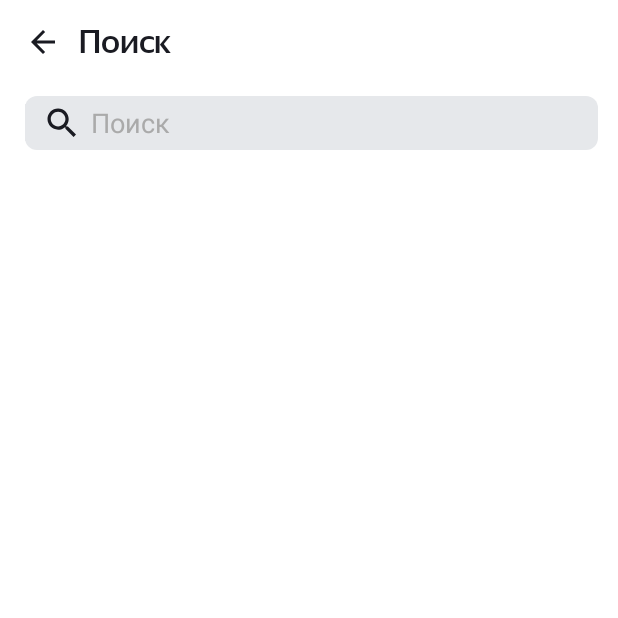
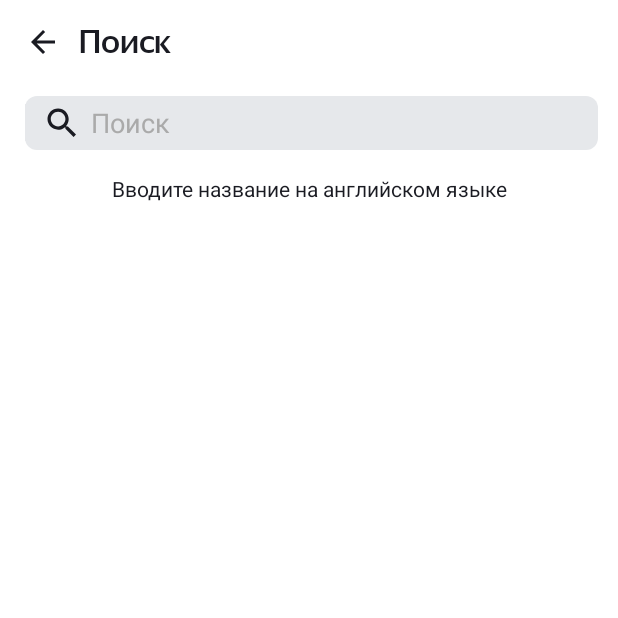
Before and after one commit to DevilReina/PlaylistMaker, an Android app: the screen it shows after launch (SearchActivity), after a tap on "Поиск", on a phone screen of 412 x 824 dp, the top half of it. Run offline under Robolectric (Android 15) with nearby library versions, the phone set to English and light mode, and no system bars.

Commit message:
12 спринт

```diff
--- a/app/src/main/AndroidManifest.xml
+++ b/app/src/main/AndroidManifest.xml
@@ -3,6 +3,7 @@
     xmlns:tools="http://schemas.android.com/tools">
     <uses-permission android:name="android.permission.INTERNET" />
     <application
+        android:name=".App"
         android:allowBackup="true"
         android:dataExtractionRules="@xml/data_extraction_rules"
         android:fullBackupContent="@xml/backup_rules"
--- /dev/null
+++ b/app/src/main/java/com/example/playlistmaker/App.kt
@@ -0,0 +1,44 @@
+package com.example.playlistmaker
+
+import android.app.Application
+import androidx.appcompat.app.AppCompatDelegate
+
+class App:Application() {
+
+    companion object {
+        private const val PREFS_NAME = "THEME_PREFS"
+        private const val DARK_THEME_KEY = "DARK_THEME"
+    }
+
+    var darkTheme = false
+
+    override fun onCreate() {
+        super.onCreate()
+        darkTheme = loadTheme()
+        switchTheme(darkTheme)
+    }
+
+    fun switchTheme(darkThemeEnabled: Boolean) {
+        darkTheme = darkThemeEnabled
+        AppCompatDelegate.setDefaultNightMode(
+            if (darkThemeEnabled) {
+                AppCompatDelegate.MODE_NIGHT_YES
+            } else {
+                AppCompatDelegate.MODE_NIGHT_NO
+            }
+        )
+        saveTheme(darkThemeEnabled)
+    }
+
+    private fun loadTheme(): Boolean {
+        val sharedPreferences = getSharedPreferences(PREFS_NAME, MODE_PRIVATE)
+        return sharedPreferences.getBoolean(DARK_THEME_KEY, false)
+    }
+
+    private fun saveTheme(darkThemeEnabled: Boolean) {
+        val sharedPreferences = getSharedPreferences(PREFS_NAME, MODE_PRIVATE)
+        sharedPreferences.edit()
+            .putBoolean(DARK_THEME_KEY, darkThemeEnabled)
+            .apply()
+    }
+}
--- a/app/src/main/java/com/example/playlistmaker/SearchActivity.kt
+++ b/app/src/main/java/com/example/playlistmaker/SearchActivity.kt
@@ -25,12 +25,19 @@ import retrofit2.converter.gson.GsonConverterFactory
 
 class SearchActivity : AppCompatActivity() {
     private lateinit var searchEditText: EditText
+    private lateinit var hintMessage: TextView
     private lateinit var clearButton: ImageButton
     private lateinit var recyclerView: RecyclerView
     private lateinit var errorImage: ImageView
     private lateinit var errorText: TextView
     private lateinit var errorLayout: LinearLayout
     private lateinit var retryButton: TextView
+    private lateinit var searchHistory: SearchHistory
+    private lateinit var searchHistoryTitle: TextView
+    private lateinit var clearHistoryButton: TextView
+    private lateinit var searchHistoryAdapter: TrackAdapter
+    private val emptyList: MutableList<Track> = mutableListOf()
+
     private var tracks: MutableList<Track>? = mutableListOf()
     private var searchText: String = ""
 
@@ -41,20 +48,45 @@ class SearchActivity : AppCompatActivity() {
         super.onCreate(savedInstanceState)
         setContentView(R.layout.activity_search)
 
+        searchHistory = SearchHistory(getSharedPreferences("SEARCH_PREFS", MODE_PRIVATE))
+
         val backButton = findViewById<View>(R.id.back)
         backButton.setOnClickListener {
             onBackPressedDispatcher.onBackPressed()
         }
 
-        searchEditText = findViewById(R.id.searchEditText)
+
         clearButton = findViewById(R.id.clearButton)
         errorImage = findViewById(R.id.errorImage)
         errorText = findViewById(R.id.errorText)
         errorLayout = findViewById(R.id.errorLayout)
         retryButton = findViewById(R.id.retryButton)
+        recyclerView = findViewById(R.id.recyclerView)
 
+        searchEditText = findViewById(R.id.searchEditText)
+        hintMessage = findViewById(R.id.searchHint)
+        searchHistoryTitle = findViewById(R.id.searchHistoryTitle)
+        clearHistoryButton = findViewById(R.id.clearHistoryButton)
 
-        recyclerView = findViewById(R.id.recyclerView)
+        searchEditText.setOnFocusChangeListener { view, hasFocus ->
+            hintMessage.visibility = if (hasFocus && searchEditText.text.isEmpty()) View.VISIBLE else View.GONE
+            val historyState = hasFocus && searchEditText.text.isEmpty()
+            showHistory(historyState)
+        }
+
+        searchEditText.addTextChangedListener(object : TextWatcher {
+            override fun beforeTextChanged(p0: CharSequence?, p1: Int, p2: Int, p3: Int) {
+            }
+
+            override fun onTextChanged(p0: CharSequence?, p1: Int, p2: Int, p3: Int) {
+                hintMessage.visibility = if (searchEditText.hasFocus() && p0?.isEmpty() == true) View.VISIBLE else View.GONE
+                val historyState = searchEditText.hasFocus() && searchEditText.text.isEmpty()
+                showHistory(historyState)
+            }
+
+            override fun afterTextChanged(p0: Editable?) {
+            }
+        })
 
         clearButton.setOnClickListener {
             searchEditText.text.clear()
@@ -63,6 +95,7 @@ class SearchActivity : AppCompatActivity() {
             searchEditText.clearFocus()
             clearAdapter()
             clearError()
+            hideHistory(false)
         }
 
         searchEditText.addTextChangedListener(object : TextWatcher {
@@ -112,6 +145,30 @@ class SearchActivity : AppCompatActivity() {
             .build()
 
         api = retrofit.create(ApiService::class.java)
+
+        setupRecyclerView()
+        updateSearchHistory()
+        showHistory(false)
+
+        clearHistoryButton.setOnClickListener {
+            searchHistory.clearHistory()
+            updateSearchHistory()
+            showHistory(false)
+            searchEditText.clearFocus()
+        }
+    }
+
+    private fun setupRecyclerView() {
+        searchHistoryAdapter = TrackAdapter(emptyList()) { track ->
+            onTrackClick(track)
+        }
+        recyclerView.layoutManager = LinearLayoutManager(this)
+        recyclerView.adapter = searchHistoryAdapter
+    }
+
+    private fun onTrackClick(track: Track) {
+        searchHistory.saveTrack(track)
+        updateSearchHistory()
     }
 
     private fun performSearch(query: String) {
@@ -119,7 +176,9 @@ class SearchActivity : AppCompatActivity() {
             override fun onResponse(call: Call<TrackResponse>, response: Response<TrackResponse>) {
                 if (response.isSuccessful && response.body()?.resultCount ?: 0 > 0) {
                     tracks = response.body()?.results
-                    recyclerView?.adapter = TrackAdapter(tracks!!)
+                    recyclerView?.adapter = TrackAdapter(tracks!!){ track ->
+                        onTrackClick(track)
+                    }
                     clearError()
                 } else {
                     showNotFoundError()
@@ -133,6 +192,11 @@ class SearchActivity : AppCompatActivity() {
         })
     }
 
+
+    private fun updateSearchHistory() {
+        val history = searchHistory.getHistory()
+        searchHistoryAdapter.updateTracks(history)
+    }
 
 
     private fun showNotFoundError(){
@@ -153,6 +217,20 @@ class SearchActivity : AppCompatActivity() {
         errorImage.setImageResource(R.drawable.error_internet)
     }
 
+    private fun showHistory(state: Boolean) {
+        if (state) {
+            hideHistory(true)
+            setupRecyclerView()
+            updateSearchHistory()
+        } else {
+            hideHistory(false)
+            tracks?.clear()
+            recyclerView?.adapter = TrackAdapter(tracks!!){ track ->
+                onTrackClick(track)
+            }
+        }
+    }
+
     private fun clearError() {
         errorLayout.isVisible = false
         recyclerView?.isVisible = true
@@ -164,10 +242,22 @@ class SearchActivity : AppCompatActivity() {
         recyclerView?.adapter?.notifyDataSetChanged()
     }
 
+    private fun hideHistory(state: Boolean) {
+        var stateCount = state
+        if (searchHistoryAdapter.itemCount <= 0) {
+            stateCount = false
+        }
+
+        searchHistoryTitle.isVisible = stateCount
+        clearHistoryButton.isVisible = stateCount
+
+    }
+
     override fun onSaveInstanceState(outState: Bundle) {
         super.onSaveInstanceState(outState)
         outState.putString(KEY_SEARCH_TEXT, searchText)
     }
+
 
     override fun onRestoreInstanceState(savedInstanceState: Bundle) {
         super.onRestoreInstanceState(savedInstanceState)
--- /dev/null
+++ b/app/src/main/java/com/example/playlistmaker/SearchHistory.kt
@@ -0,0 +1,39 @@
+package com.example.playlistmaker
+
+import android.content.SharedPreferences
+import com.google.gson.Gson
+
+
+class SearchHistory(private val sharedPreferences: SharedPreferences) {
+
+    companion object {
+        private const val SEARCH_HISTORY_KEY = "SEARCH_HISTORY"
+        private const val MAX_HISTORY_SIZE = 10
+    }
+
+    private val gson = Gson()
+
+    fun saveTrack(track: Track) {
+        val history = getHistory().toMutableList()
+        history.remove(track)
+        history.add(0, track)
+        if (history.size > MAX_HISTORY_SIZE) {
+            history.removeAt(history.size - 1)
+        }
+        saveHistory(history)
+    }
+
+    fun getHistory(): List<Track> {
+        val json = sharedPreferences.getString(SEARCH_HISTORY_KEY, null) ?: return emptyList()
+        return gson.fromJson(json, Array<Track>::class.java).toList()
+    }
+
+    fun clearHistory() {
+        sharedPreferences.edit().remove(SEARCH_HISTORY_KEY).apply()
+    }
+
+    private fun saveHistory(history: List<Track>) {
+        val json = gson.toJson(history)
+        sharedPreferences.edit().putString(SEARCH_HISTORY_KEY, json).apply()
+    }
+}
--- a/app/src/main/java/com/example/playlistmaker/TrackAdapter.kt
+++ b/app/src/main/java/com/example/playlistmaker/TrackAdapter.kt
@@ -5,17 +5,31 @@ import android.view.LayoutInflater
 import android.view.ViewGroup
 import androidx.recyclerview.widget.RecyclerView
 
-class TrackAdapter(private var trackList: List<Track>) : RecyclerView.Adapter<TrackViewHolder>() {
+class TrackAdapter(
+    private var tracks: List<Track>,
+    private val onTrackClick: (Track) -> Unit) : RecyclerView.Adapter<TrackViewHolder>() {
+
     override fun onCreateViewHolder(parent: ViewGroup, viewType: Int): TrackViewHolder {
         val view = LayoutInflater.from(parent.context).inflate(R.layout.item_track, parent, false)
         return TrackViewHolder(view)
     }
 
     override fun onBindViewHolder(holder: TrackViewHolder, position: Int) {
-        holder.bind(trackList[position])
+        val track = tracks[position]
+        holder.bind(track)
+        holder.itemView.setOnClickListener {
+            onTrackClick(track)
+        }
     }
 
     override fun getItemCount(): Int {
-        return trackList.size
+        return tracks.size
     }
+
+    @SuppressLint("NotifyDataSetChanged")
+    fun updateTracks(newTracks: List<Track>) {
+        tracks = newTracks
+        notifyDataSetChanged()
+    }
+
 }
--- a/app/src/main/res/layout/activity_search.xml
+++ b/app/src/main/res/layout/activity_search.xml
@@ -1,92 +1,138 @@
 <?xml version="1.0" encoding="utf-8"?>
-<LinearLayout
-    xmlns:android="http://schemas.android.com/apk/res/android"
+<LinearLayout xmlns:android="http://schemas.android.com/apk/res/android"
+    xmlns:app="http://schemas.android.com/apk/res-auto"
     xmlns:tools="http://schemas.android.com/tools"
-    xmlns:app="http://schemas.android.com/apk/res-auto"
     android:layout_width="match_parent"
     android:layout_height="match_parent"
+    android:background="?attr/colorOnBackground"
+    android:orientation="vertical"
     android:paddingHorizontal="13dp"
-    tools:context=".SearchActivity"
-    android:orientation="vertical"
-    android:background="?attr/colorOnBackground">
+    tools:context=".SearchActivity">
 
 
     <LinearLayout
+        android:layout_width="match_parent"
         android:layout_height="56dp"
-        android:layout_width="match_parent"
-        android:gravity="center"
-        android:layout_marginStart="@dimen/dp_3">
+        android:layout_marginStart="@dimen/dp_3"
+        android:gravity="center">
 
         <ImageView
             android:id="@+id/back"
+            android:layout_width="@dimen/dp_24"
             android:layout_height="@dimen/dp_24"
-            android:layout_width="@dimen/dp_24"
-            android:background="@drawable/ic_arrow_back"
-            android:layout_marginEnd="@dimen/dp_12"/>
+            android:layout_marginEnd="@dimen/dp_12"
+            android:background="@drawable/ic_arrow_back" />
 
         <TextView
+            style="@style/Title"
             android:layout_width="wrap_content"
             android:layout_height="wrap_content"
             android:layout_weight="1"
-            android:text="@string/search"
-            style="@style/Title"
-            />
+            android:text="@string/search" />
 
     </LinearLayout>
 
 
     <FrameLayout
+        android:layout_width="match_parent"
         android:layout_height="36dp"
-        android:layout_width="match_parent"
         android:layout_marginStart="@dimen/dp_3"
-        android:paddingEnd="10dp"
+        android:layout_marginTop="@dimen/dp_8"
         android:background="@drawable/corner_input"
-        android:layout_marginTop="@dimen/dp_8">
+        android:paddingEnd="10dp">
 
         <EditText
             android:id="@+id/searchEditText"
             android:layout_width="match_parent"
             android:layout_height="wrap_content"
+            android:layout_gravity="center"
             android:background="?attr/colorOnPrimary"
             android:drawableStart="@drawable/ic_search"
             android:drawablePadding="@dimen/dp_8"
             android:hint="@string/search"
-            android:layout_gravity="center"
+            android:imeOptions="actionDone"
+            android:inputType="text"
+            android:maxLines="1"
             android:paddingHorizontal="@dimen/dp_12"
-            android:maxLines="1"
-            android:inputType="text"
+            android:singleLine="true"
             android:textColor="@android:color/black"
             android:textColorHint="@color/search_hint"
-            app:cornerRadius="@dimen/dp_8"
-            android:imeOptions="actionDone"
-            android:singleLine="true"
-            />
+            app:cornerRadius="@dimen/dp_8" />
 
         <ImageButton
             android:id="@+id/clearButton"
             android:layout_width="wrap_content"
             android:layout_height="wrap_content"
-            android:paddingStart="@dimen/dp_8"
+            android:layout_gravity="end|center_vertical"
             android:background="?attr/selectableItemBackground"
             android:contentDescription="@string/clear_search"
-            android:src="@drawable/ic_clear"
-            android:layout_gravity="end|center_vertical"/>
+            android:paddingStart="@dimen/dp_8"
+            android:src="@drawable/ic_clear" />
+
+
     </FrameLayout>
 
-    <androidx.recyclerview.widget.RecyclerView
-        android:id="@+id/recyclerView"
-        android:layout_marginTop="@dimen/dp_16"
+    <TextView
+        android:id="@+id/searchHint"
         android:layout_width="match_parent"
-        android:layout_height="match_parent"
-        app:layoutManager="androidx.recyclerview.widget.LinearLayoutManager"
-        tools:listitem="@layout/item_track" />
+        android:layout_height="wrap_content"
+        android:layout_marginLeft="8dp"
+        android:layout_marginRight="8dp"
+        android:background="@color/primary"
+        android:padding="16dp"
+        android:text="Вводите название на английском языке"
+        android:textAlignment="center"
+        android:textColor="@color/secondary"
+        android:visibility="gone" />
+
+
+    <TextView
+        android:id="@+id/searchHistoryTitle"
+        android:layout_width="match_parent"
+        android:layout_height="wrap_content"
+        android:layout_marginTop="16dp"
+        android:layout_marginBottom="8dp"
+        android:gravity="center"
+        android:text="@string/search_history"
+        android:textSize="18sp"
+        android:textStyle="bold"
+        android:visibility="gone" />
+
+
+    <LinearLayout
+        android:layout_width="match_parent"
+        android:layout_height="wrap_content"
+        android:orientation="vertical">
+
+        <androidx.recyclerview.widget.RecyclerView
+            android:id="@+id/recyclerView"
+            android:layout_width="match_parent"
+            android:layout_height="0dp"
+            android:layout_marginTop="@dimen/dp_16"
+            android:layout_weight="1"
+            app:layoutManager="androidx.recyclerview.widget.LinearLayoutManager"
+            tools:listitem="@layout/item_track" />
+
+        <Button
+            android:id="@+id/clearHistoryButton"
+            style="@style/RetryBtn"
+            android:layout_width="wrap_content"
+            android:layout_height="wrap_content"
+            android:layout_gravity="center_horizontal"
+            android:layout_marginTop="16dp"
+            android:text="@string/clear_history"
+            android:visibility="gone"
+            app:cornerRadius="54dp"
+            />
+    </LinearLayout>
 
     <LinearLayout
         android:id="@+id/errorLayout"
         android:layout_width="match_parent"
         android:layout_height="match_parent"
         android:orientation="vertical"
-        android:visibility="visible">
+        android:visibility="gone">
+
 
         <ImageView
             android:id="@+id/errorImage"
@@ -94,31 +140,28 @@
             android:layout_height="120dp"
             android:layout_gravity="center_horizontal"
             android:layout_marginTop="102dp"
-            android:src="@drawable/error_empty"
             android:scaleType="center"
-            />
+            android:src="@drawable/error_empty" />
 
         <TextView
             android:id="@+id/errorText"
+            style="@style/ErrorText"
             android:layout_width="wrap_content"
             android:layout_height="wrap_content"
             android:layout_gravity="center_horizontal"
             android:layout_marginTop="@dimen/dp_16"
-            android:textAlignment="center"
             android:text="@string/text_error"
-            style="@style/ErrorText"
-            />
+            android:textAlignment="center" />
 
         <Button
             android:id="@+id/retryButton"
+            style="@style/RetryBtn"
             android:layout_width="115dp"
             android:layout_height="50dp"
             android:layout_gravity="center_horizontal"
             android:layout_marginTop="@dimen/dp_24"
             android:text="@string/retry_btn"
-            app:cornerRadius="54dp"
-            style="@style/RetryBtn"
-            />
+            app:cornerRadius="54dp" />
 
     </LinearLayout>
 
--- a/app/src/main/res/values-night/colors.xml
+++ b/app/src/main/res/values-night/colors.xml
@@ -1,10 +1,10 @@
 <resources>
     <color name="primary">#FFFFFF</color>
-    <color name="secondary">#000000</color>
-    <color name="background">#000000</color>
+    <color name="secondary">#1A1B22</color>
+    <color name="background">#1A1B22</color>
     <color name="surface">#FFFFFF</color>
     <color name="searth_clr">#FFFFFF</color>
-    <color name="main_bg">#000000</color>
+    <color name="main_bg">#1A1B22</color>
     <color name="icon_back">#FFFFFF</color>
     <color name="icon">#FFFFFF</color>
     <color name="search_hint">#000000</color>
--- a/app/src/main/res/values/strings.xml
+++ b/app/src/main/res/values/strings.xml
@@ -25,4 +25,7 @@
     <string name="text_error">Ничего не нашлось</string>
     <string name="internet_error">Проблемы со связью\n\n Загрузка не удалась. Проверьте подключение к интернету</string>
 
+    <string name="clear_history">Очистить историю</string>
+
+    <string name="search_history">Вы смотрели</string>
 </resources>
--- a/app/src/main/res/values/styles.xml
+++ b/app/src/main/res/values/styles.xml
@@ -74,6 +74,6 @@
         <item name="android:fontFamily">@font/ys_display_medium</item>
         <item name="android:textFontWeight">500</item>
         <item name="textAllCaps">false</item>
-        <item name="backgroundTint">@color/surface</item>
+        <item name="backgroundTint">@color/secondary</item>
     </style>
 </resources>
```
Also changed, not shown: app/src/main/java/com/example/playlistmaker/SettingsActivity.kt (+8 -12 lines), app/src/main/res/layout/activity_settings.xml (+8 -20 lines).
